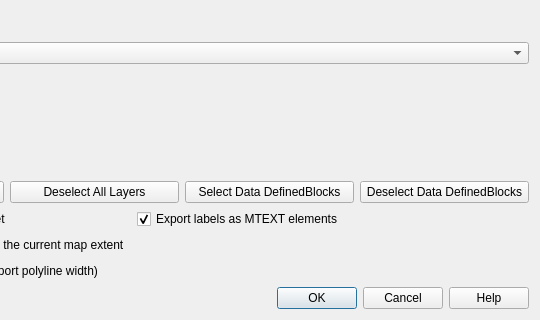
This is src/ui/qgsdxfexportdialogbase.ui in qgis/QGIS as Qt 5 draws it before an edit; both pictures show x 176 to 716 and y 360 to 680 of the 716 by 680 pixel window. The edited form follows.
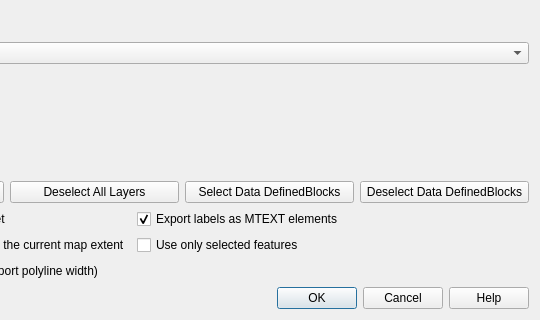
This is the edited form. Custom widgets are drawn as their Qt base class.

Commit message: [gui] Add option 'Use only selected features' to DXF export dialog

```diff
--- a/src/ui/qgsdxfexportdialogbase.ui
+++ b/src/ui/qgsdxfexportdialogbase.ui
@@ -204,6 +204,13 @@
        </property>
       </spacer>
      </item>
+     <item row="1" column="1">
+      <widget class="QCheckBox" name="mSelectedFeaturesOnly">
+       <property name="text">
+        <string>Use only selected features</string>
+       </property>
+      </widget>
+     </item>
     </layout>
    </item>
    <item row="15" column="0" colspan="2">
```
The commit also changes 3 other files.
